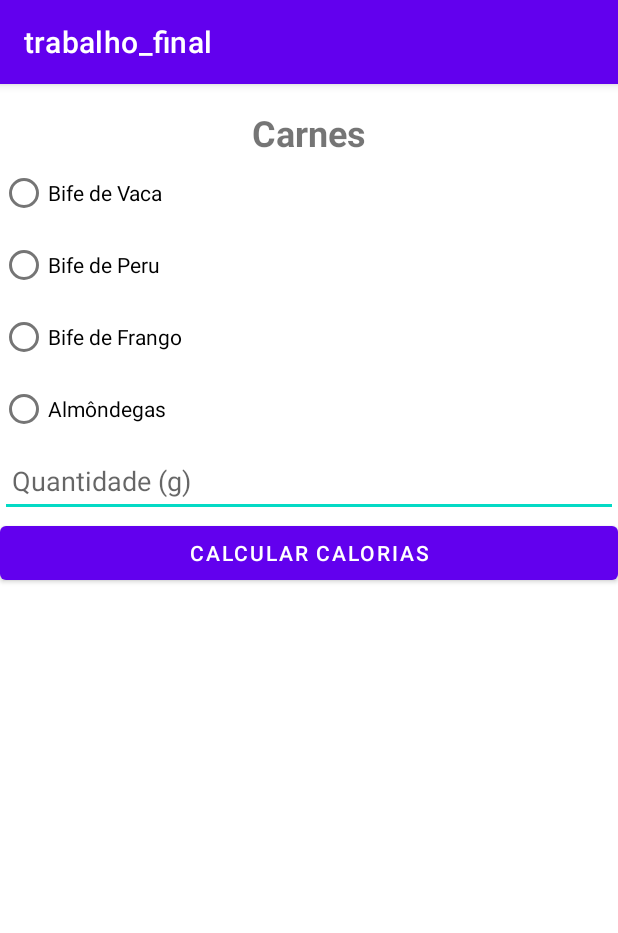
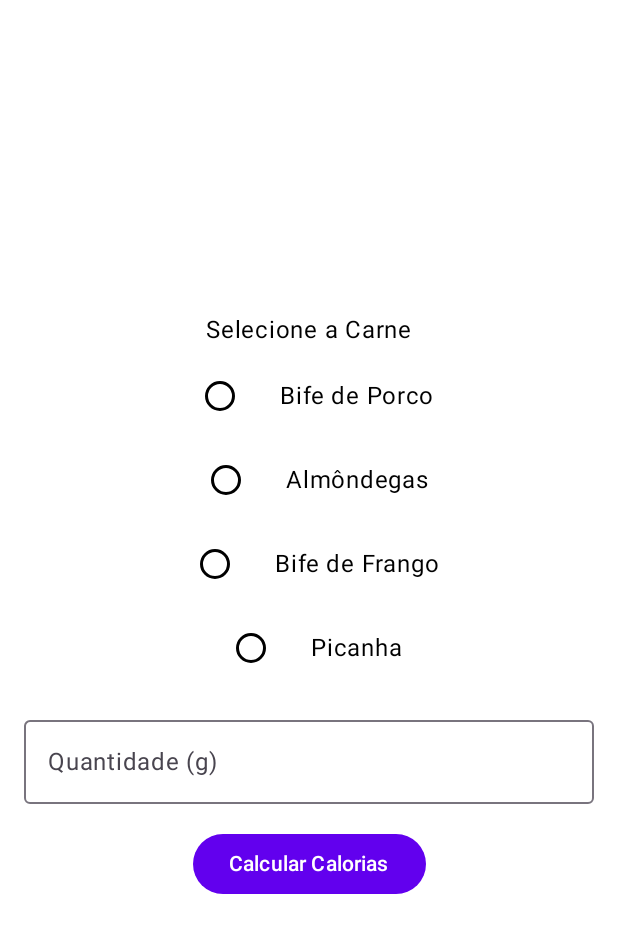
Before and after one commit to Rodrigo261/trabalho_final, an Android app built with Jetpack Compose: the CarnesActivity screen opened directly, with no data from a screen before it, on a phone screen of 412 x 824 dp. Shown: the top 933 px of the screen. Run offline under Robolectric (Android 15) with nearby library versions, the phone set to English and light mode, and no system bars.

Commit message:
alteraçoes na CarnesScreen

```diff
--- /dev/null
+++ b/app/src/main/java/carnesscrenn.kt
@@ -0,0 +1,105 @@
+package com.example.trabalho_final
+
+import android.widget.Toast
+import androidx.compose.foundation.layout.*
+import androidx.compose.material3.*
+import androidx.compose.runtime.*
+import androidx.compose.runtime.saveable.rememberSaveable
+import androidx.compose.ui.Alignment
+import androidx.compose.ui.Modifier
+import androidx.compose.ui.platform.LocalContext
+import androidx.compose.ui.unit.dp
+
+@Composable
+fun CarnesScreen() {
+    var carne by rememberSaveable { mutableStateOf("") }
+    var quantidade by rememberSaveable { mutableStateOf("") }
+    var totalCalorias by rememberSaveable { mutableStateOf(0) }
+    var showResult by rememberSaveable { mutableStateOf(false) }
+
+
+    val carnes = listOf(
+        "Bife de Porco",
+        "Almôndegas",
+        "Bife de Frango",
+        "Picanha"
+    )
+
+    val context = LocalContext.current
+
+    Column(
+        modifier = Modifier
+            .fillMaxSize()
+            .padding(16.dp),
+        horizontalAlignment = Alignment.CenterHorizontally,
+        verticalArrangement = Arrangement.Center
+    ) {
+        // Seleção de carne
+        Text(text = "Selecione a Carne")
+        Spacer(modifier = Modifier.height(8.dp))
+
+
+        carnes.forEach { option ->
+            Row(verticalAlignment = Alignment.CenterVertically) {
+                RadioButton(
+                    selected = carne == option,
+                    onClick = { carne = option },
+                    colors = RadioButtonDefaults.colors(
+                        selectedColor = MaterialTheme.colorScheme.primary,
+                        unselectedColor = MaterialTheme.colorScheme.onSurface
+                    ),
+                    modifier = Modifier.padding(end = 16.dp)
+                )
+                Text(text = option)
+            }
+            Spacer(modifier = Modifier.height(8.dp))
+        }
+
+        Spacer(modifier = Modifier.height(8.dp))
+
+
+        OutlinedTextField(
+            value = quantidade,
+            onValueChange = { quantidade = it },
+            label = { Text("Quantidade (g)") },
+            modifier = Modifier.fillMaxWidth()
+        )
+
+        Spacer(modifier = Modifier.height(16.dp))
+
+
+        Button(onClick = {
+
+            val calorias = atualizarCaloriasCarne(carne, quantidade)
+            totalCalorias = calorias
+            showResult = true
+        }) {
+            Text(text = "Calcular Calorias")
+        }
+
+        Spacer(modifier = Modifier.height(16.dp))
+
+
+        if (showResult) {
+            Text(text = "Total de calorias consumidas: $totalCalorias cal")
+        }
+    }
+}
+
+
+fun calcularCaloriasPorGrama(carne: String): Float {
+    return when (carne) {
+        "Bife de Porco" -> 2.42f
+        "Almôndegas" -> 2.06f
+        "Bife de Frango" -> 1.65f
+        "Picanha" -> 3.30f
+        else -> 0f
+    }
+}
+
+
+fun atualizarCaloriasCarne(carne: String, quantidade: String): Int {
+    val quantidadeGramas = quantidade.toIntOrNull() ?: 0
+    val caloriasPorGrama = calcularCaloriasPorGrama(carne)
+    return (quantidadeGramas * caloriasPorGrama).toInt()
+}
--- a/app/src/main/java/com/example/trabalho_final/CarnesActivity.kt
+++ b/app/src/main/java/com/example/trabalho_final/CarnesActivity.kt
@@ -1,42 +1,34 @@
 package com.example.trabalho_final
 
+
 import android.os.Bundle
-import android.widget.*
-import androidx.appcompat.app.AppCompatActivity
+import androidx.activity.ComponentActivity
+import androidx.activity.compose.setContent
+import androidx.compose.foundation.layout.fillMaxSize
+import androidx.compose.foundation.layout.padding
+import androidx.compose.foundation.layout.Column
+import androidx.compose.foundation.layout.Spacer
+import androidx.compose.foundation.layout.height
+import androidx.compose.material3.Surface
+import androidx.compose.material3.Text
+import androidx.compose.runtime.Composable
+import androidx.compose.ui.Alignment
+import androidx.compose.ui.Modifier
+import androidx.compose.ui.unit.dp
+import com.example.trabalho_final.ui.theme.TrabalhoFinalTheme
 
-class CarnesActivity : AppCompatActivity() {
-
+class CarnesActivity : ComponentActivity() {
     override fun onCreate(savedInstanceState: Bundle?) {
         super.onCreate(savedInstanceState)
-        setContentView(R.layout.activity_carnes)
-
-        val rgCarnes = findViewById<RadioGroup>(R.id.rg_carnes)
-        val etQuantidade = findViewById<EditText>(R.id.et_quantidade)
-        val btnCalcular = findViewById<Button>(R.id.btn_calcular)
-        val tvResultado = findViewById<TextView>(R.id.tv_resultado)
-
-        btnCalcular.setOnClickListener {
-            val quantidadeStr = etQuantidade.text.toString()
-
-            if (quantidadeStr.isEmpty()) {
-                Toast.makeText(this, "Por favor, insira a quantidade", Toast.LENGTH_SHORT).show()
-                return@setOnClickListener
+        setContent {
+            TrabalhoFinalTheme {
+                Surface(
+                    modifier = Modifier.fillMaxSize(),
+                    content = {
+                        CarnesScreen()
+                    }
+                )
             }
-
-            val quantidade = quantidadeStr.toInt()
-            val calorias = when (rgCarnes.checkedRadioButtonId) {
-                R.id.rb_bife_vaca -> calcularCalorias(quantidade, 250)
-                R.id.rb_bife_peru -> calcularCalorias(quantidade, 150)
-                R.id.rb_bife_frango -> calcularCalorias(quantidade, 200)
-                R.id.rb_almondegas -> calcularCalorias(quantidade, 300)
-                else -> 0
-            }
-
-            tvResultado.text = "Calorias: $calorias kcal"
         }
     }
-
-    private fun calcularCalorias(quantidade: Int, caloriasPor100g: Int): Int {
-        return (quantidade * caloriasPor100g) / 100
-    }
 }
```
